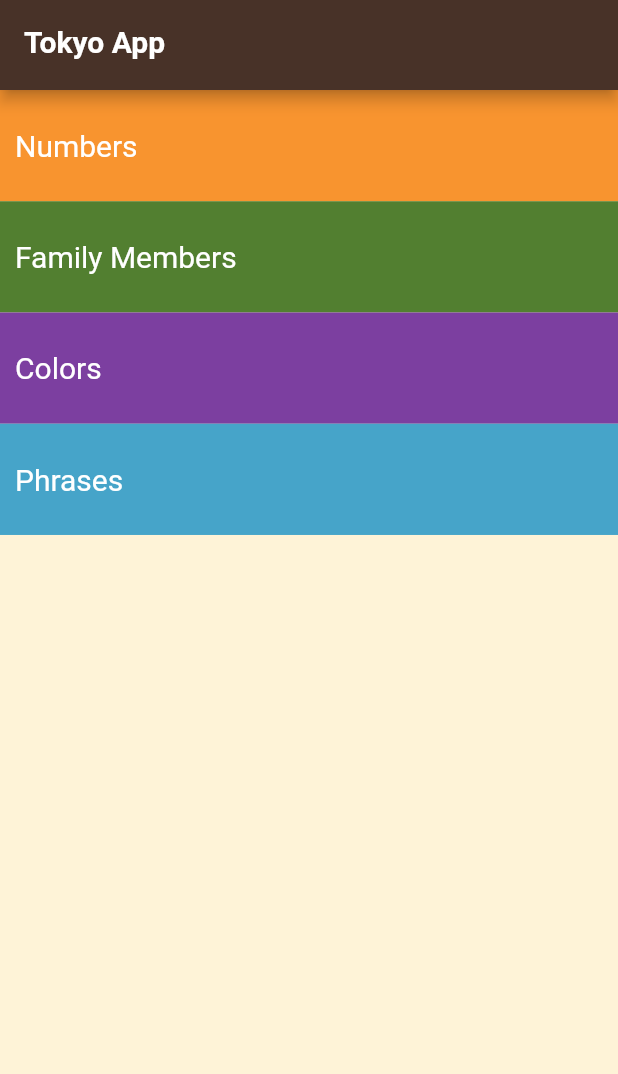
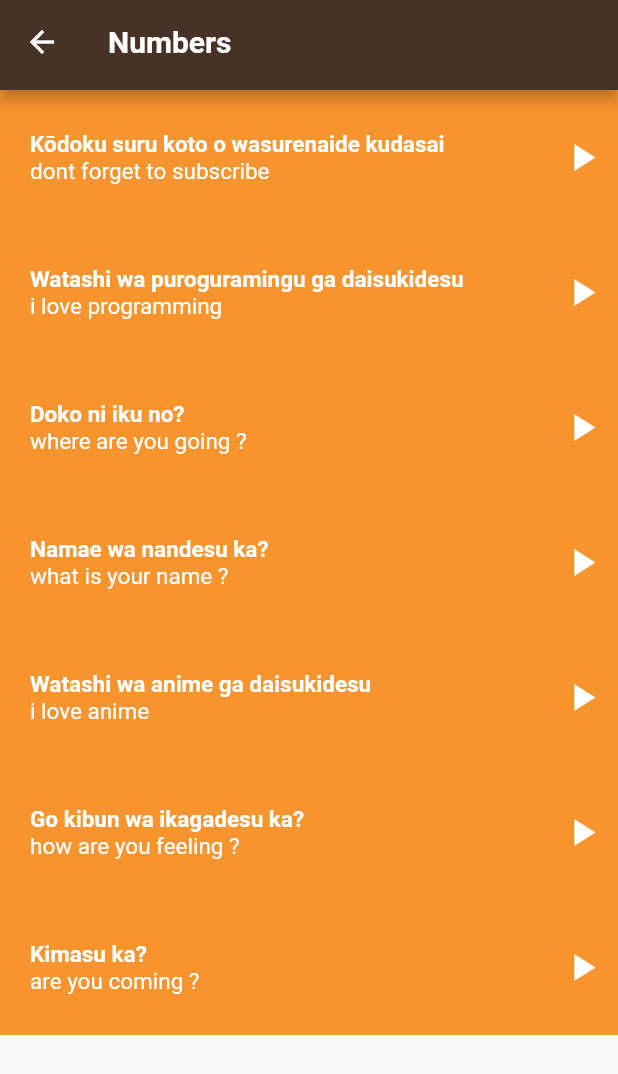
Before and after one commit to Moaz-Omran20/Tokyo_App, a Flutter app: the screen it shows after launch, after a tap on "Phrases", on a phone screen of 412 x 824 dp. Shown: the top 1074 px of the screen. Run offline on Flutter 3.47's test engine with Material 2 defaults, Android fonts, the phone set to English and light mode, and no system bars; our stand-ins replace audioplayers.

Commit message:
phrases category added

```diff
--- a/lib/main.dart
+++ b/lib/main.dart
@@ -3,6 +3,7 @@ import 'package:tokyo_app/layouts/home_screen.dart';
 import 'package:tokyo_app/screens/colors_screen.dart';
 import 'package:tokyo_app/screens/family_members.dart';
 import 'package:tokyo_app/screens/numbers_screen.dart';
+import 'package:tokyo_app/screens/phrases_screen.dart';
 
 void main() {
   runApp(MyApp());
@@ -18,6 +19,7 @@ class MyApp extends StatelessWidget {
         NumbersScreen.routeName: (context) => NumbersScreen(),
         FamilyMembersScreen.routeName:(context)=>FamilyMembersScreen(),
         ColorsScreen.routeName:(context)=>ColorsScreen(),
+        PhrasesScreen.routeName:(context)=>PhrasesScreen(),
       },
       initialRoute: HomeScreen.routeName,
     );
--- /dev/null
+++ b/lib/models/phrases_model.dart
@@ -0,0 +1,10 @@
+class PhrasesModel {
+  String phraseTokyo;
+  String phraseEnglish;
+  String phraseAudioName;
+
+  PhrasesModel(
+      {required this.phraseTokyo,
+      required this.phraseEnglish,
+      required this.phraseAudioName});
+}
--- a/lib/screens/menu_screen.dart
+++ b/lib/screens/menu_screen.dart
@@ -1,6 +1,7 @@
 import 'package:flutter/material.dart';
 import 'package:tokyo_app/screens/colors_screen.dart';
 import 'package:tokyo_app/screens/family_members.dart';
+import 'package:tokyo_app/screens/phrases_screen.dart';
 import 'package:tokyo_app/screens/widgets/category_item.dart';
 
 import 'numbers_screen.dart';
@@ -53,7 +54,7 @@ class _MenuWidgetState extends State<MenuWidget> {
       }
     else if(index==3)
     {
-
+      Navigator.pushNamed(context, PhrasesScreen.routeName);
     }
   }
 }
--- /dev/null
+++ b/lib/screens/phrases_screen.dart
@@ -0,0 +1,54 @@
+import 'package:flutter/material.dart';
+import 'package:tokyo_app/screens/widgets/appBar.dart';
+import 'package:tokyo_app/screens/widgets/phrases_item.dart';
+
+import '../models/phrases_model.dart';
+
+class PhrasesScreen extends StatelessWidget {
+  static const String routeName = "Phrases";
+
+  List<PhrasesModel> phrases = [
+    PhrasesModel(
+        phraseTokyo: "Kōdoku suru koto o wasurenaide kudasai",
+        phraseEnglish: "dont forget to subscribe",
+        phraseAudioName: "dont_forget_to_subscribe.wav"),
+    PhrasesModel(
+        phraseTokyo: "Watashi wa puroguramingu ga daisukidesu",
+        phraseEnglish: "i love programming",
+        phraseAudioName: "i_love_programming.wav"),
+    PhrasesModel(
+        phraseTokyo: "Doko ni iku no?",
+        phraseEnglish: "where are you going ?",
+        phraseAudioName: "where_are_you_going.wav"),
+    PhrasesModel(
+        phraseTokyo: "Namae wa nandesu ka?",
+        phraseEnglish: "what is your name ?",
+        phraseAudioName: "what_is_your_name.wav"),
+    PhrasesModel(
+        phraseTokyo: "Watashi wa anime ga daisukidesu",
+        phraseEnglish: "i love anime",
+        phraseAudioName: "dont_forget_to_subscribe.wav"),
+    PhrasesModel(
+        phraseTokyo: "Go kibun wa ikagadesu ka?",
+        phraseEnglish: "how are you feeling ?",
+        phraseAudioName: "how_are_you_feeling.wav"),
+    PhrasesModel(
+        phraseTokyo: "Kimasu ka?",
+        phraseEnglish: "are you coming ?",
+        phraseAudioName: "are_you_coming.wav"),
+
+  ];
+
+  @override
+  Widget build(BuildContext context) {
+    return Scaffold(
+      appBar: AppBarWidget(title: "Numbers"),
+      body: ListView.builder(
+        itemBuilder: (context, index) {
+          return PhrasesItem(phrases[index]);
+        },
+        itemCount:  phrases.length,
+      ),
+    );
+  }
+}
--- /dev/null
+++ b/lib/screens/widgets/phrases_item.dart
@@ -0,0 +1,51 @@
+import 'package:audioplayers/audioplayers.dart';
+import 'package:flutter/material.dart';
+import 'package:tokyo_app/models/phrases_model.dart';
+
+class PhrasesItem extends StatelessWidget {
+
+  PhrasesModel phrasesModel;
+
+
+  PhrasesItem(this.phrasesModel);
+
+  @override
+  Widget build(BuildContext context) {
+    return Container(
+      height: 90,
+      color: const Color(0xFFF8942D),
+      child: Row(
+        children: [
+          Container(
+            margin: const EdgeInsets.only(left: 20),
+            child: Column(
+              crossAxisAlignment: CrossAxisAlignment.start,
+              mainAxisAlignment: MainAxisAlignment.center,
+              children: [
+                Text(
+                 phrasesModel.phraseTokyo,
+                  style: const TextStyle(color: Colors.white, fontSize: 15,fontWeight: FontWeight.bold),
+                ),
+                Text(
+                  phrasesModel.phraseEnglish,
+                  style: const TextStyle(color: Colors.white, fontSize: 15),
+                )
+              ],
+            ),
+          ),
+          const Spacer(),
+          IconButton(
+              onPressed: () {
+                var player = AudioCache(prefix: "assets/sounds/phrases/");
+                player.play(phrasesModel.phraseAudioName);
+              },
+              icon: const Icon(
+                Icons.play_arrow,
+                size: 30,
+                color: Colors.white,
+              ))
+        ],
+      ),
+    );
+  }
+}
```
